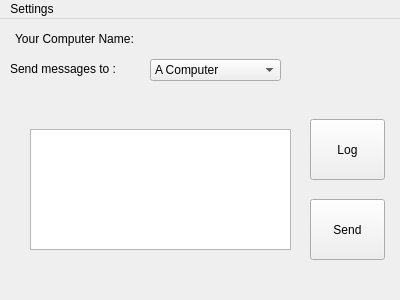
Above: C++/Main/src/mainwindow.ui from DiegoArmando/TexDump before the change. Below: the same form after it.
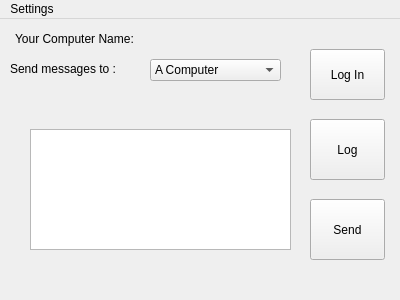
That is the form after the change.

Commit message: Added option to login/regestier from main window

```diff
--- a/C++/Main/src/mainwindow.ui
+++ b/C++/Main/src/mainwindow.ui
@@ -96,6 +96,19 @@
      </property>
     </item>
    </widget>
+   <widget class="QPushButton" name="pushButton">
+    <property name="geometry">
+     <rect>
+      <x>310</x>
+      <y>30</y>
+      <width>75</width>
+      <height>51</height>
+     </rect>
+    </property>
+    <property name="text">
+     <string>Log In</string>
+    </property>
+   </widget>
   </widget>
   <widget class="QMenuBar" name="menuBar">
    <property name="geometry">
```
The commit also changes 6 other files.
